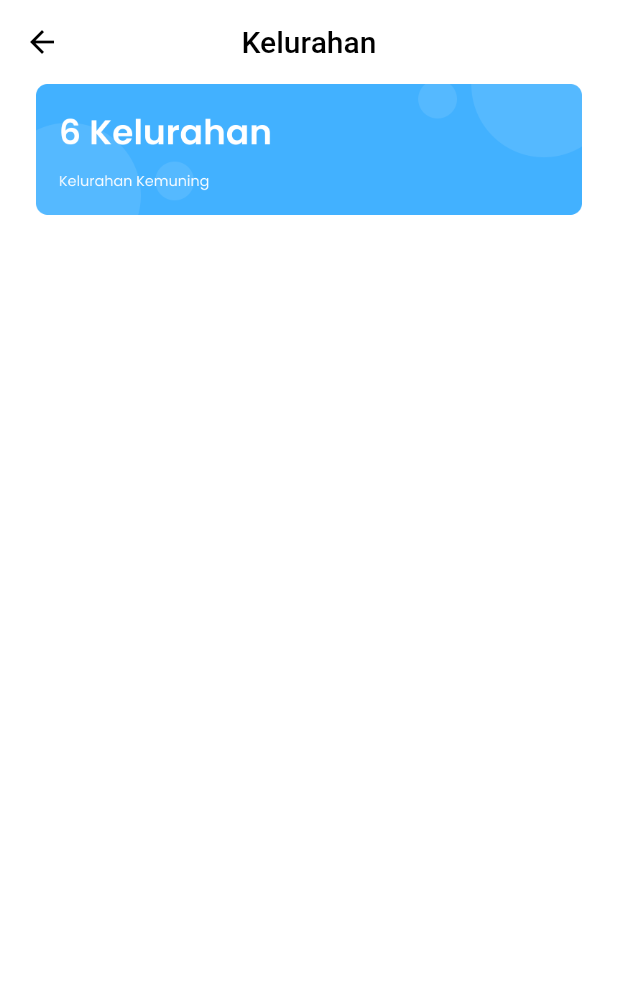
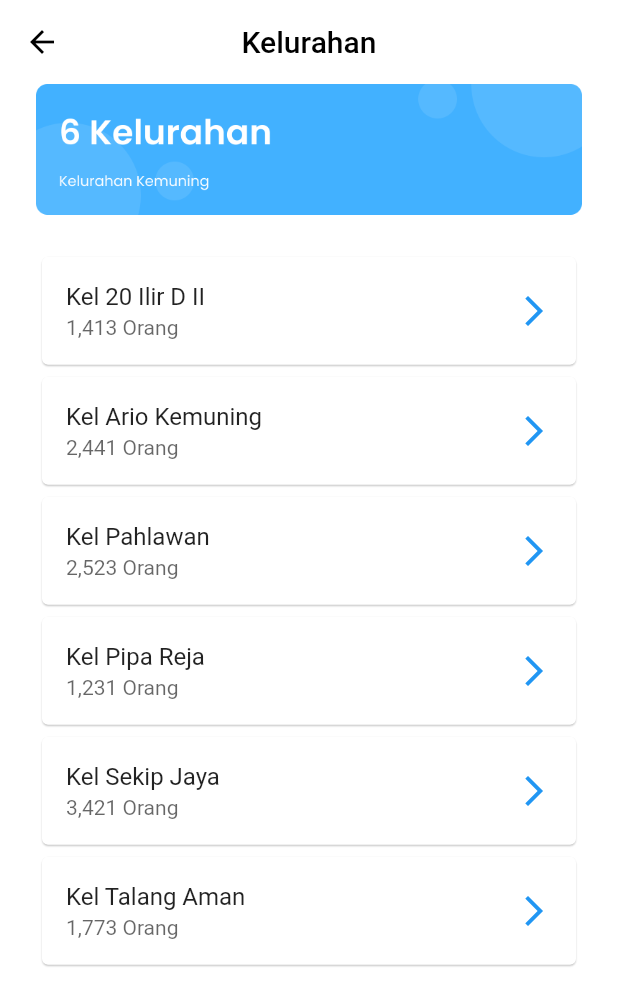
Before and after one commit to Husyam/E-Kemuning, a Flutter app: the detailskelurahan screen opened directly, on a phone screen of 412 x 824 dp. Shown: the top 1006 px of the screen. Run offline on Flutter 3.47's test engine with Material 2 defaults, Android fonts, the light colour scheme and no system bars; our stand-ins replace google_maps_flutter; missing offline and left inert: flutter_phone_direct_caller.

Commit message:
update kel

```diff
--- a/lib/Pages/Kelurahan_detail.dart
+++ b/lib/Pages/Kelurahan_detail.dart
@@ -38,35 +38,6 @@ class detailskelurahan extends StatelessWidget {
             left: 24.0,
           ),
           children: <Widget>[
-            // Column(
-            //   // mainAxisAlignment: MainAxisAlignment.center,
-            //   children: [
-            //     Container(
-            //       child: Row(
-            //         children: [
-            //           Container(
-            //             child: IconButton(
-            //               icon: const Icon(
-            //                 Icons.arrow_back,
-            //                 color: Colors.black,
-            //               ),
-            //               onPressed: () {
-            //                 Navigator.pop(context);
-            //               },
-            //             ),
-            //           ),
-            //           Container(
-            //             margin: EdgeInsets.only(left: 102),
-            //             child: const Text('Wilayah'),
-            //           ),
-            //         ],
-            //       ),
-            //     ),
-            //   ],
-            // ),
-            // SizedBox(
-            //   height: 16,
-            // ),
             Column(
               children: [
                 Container(
@@ -77,6 +48,133 @@ class detailskelurahan extends StatelessWidget {
                 SizedBox(
                   height: 24,
                 ),
+                Card(
+                  elevation: 0.5,
+                  clipBehavior: Clip.antiAlias,
+                  child: Column(
+                    children: [
+                      ListTile(
+                        //leading: Icon(Icons.arrow_drop_down_circle),
+                        title: const Text('Kel 20 Ilir D II'),
+                        subtitle: Text(
+                          '1,413 Orang',
+                          style: TextStyle(color: Colors.black.withOpacity(0.6)),
+                        ),
+                          trailing: Icon(
+                            Icons.arrow_forward_ios_outlined,
+                            size: 24.0,
+                            color: Colors.blue,
+                          )
+                      ),
+                    ],
+                  ),
+                ),
+                Card(
+                  elevation: 0.5,
+                  clipBehavior: Clip.antiAlias,
+                  child: Column(
+                    children: [
+                      ListTile(
+                        onTap: (){},
+                        //leading: Icon(Icons.arrow_drop_down_circle),
+                          title: const Text('Kel Ario Kemuning'),
+                          subtitle: Text(
+                            '2,441 Orang',
+                            style: TextStyle(color: Colors.black.withOpacity(0.6)),
+                          ),
+                          trailing: Icon(
+                            Icons.arrow_forward_ios_outlined,
+                            size: 24.0,
+                            color: Colors.blue,
+                          )
+                      ),
+                    ],
+                  ),
+                ),
+                Card(
+                  elevation: 0.5,
+                  clipBehavior: Clip.antiAlias,
+                  child: Column(
+                    children: [
+                      ListTile(
+                        //leading: Icon(Icons.arrow_drop_down_circle),
+                          title: const Text('Kel Pahlawan'),
+                          subtitle: Text(
+                            '2,523 Orang',
+                            style: TextStyle(color: Colors.black.withOpacity(0.6)),
+                          ),
+                          trailing: Icon(
+                            Icons.arrow_forward_ios_outlined,
+                            size: 24.0,
+                            color: Colors.blue,
+                          )
+                      ),
+                    ],
+                  ),
+                ),
+                Card(
+                  elevation: 0.5,
+                  clipBehavior: Clip.antiAlias,
+                  child: Column(
+                    children: [
+                      ListTile(
+                        //leading: Icon(Icons.arrow_drop_down_circle),
+                          title: const Text('Kel Pipa Reja'),
+                          subtitle: Text(
+                            '1,231 Orang',
+                            style: TextStyle(color: Colors.black.withOpacity(0.6)),
+                          ),
+                          trailing: Icon(
+                            Icons.arrow_forward_ios_outlined,
+                            size: 24.0,
+                            color: Colors.blue,
+                          )
+                      ),
+                    ],
+                  ),
+                ),
+                Card(
+                  elevation: 0.5,
+                  clipBehavior: Clip.antiAlias,
+                  child: Column(
+                    children: [
+                      ListTile(
+                        //leading: Icon(Icons.arrow_drop_down_circle),
+                          title: const Text('Kel Sekip Jaya'),
+                          subtitle: Text(
+                            '3,421 Orang',
+                            style: TextStyle(color: Colors.black.withOpacity(0.6)),
+                          ),
+                          trailing: Icon(
+                            Icons.arrow_forward_ios_outlined,
+                            size: 24.0,
+                            color: Colors.blue,
+                          )
+                      ),
+                    ],
+                  ),
+                ),
+                Card(
+                  elevation: 0.5,
+                  clipBehavior: Clip.antiAlias,
+                  child: Column(
+                    children: [
+                      ListTile(
+                        //leading: Icon(Icons.arrow_drop_down_circle),
+                          title: const Text('Kel Talang Aman'),
+                          subtitle: Text(
+                            '1,773 Orang',
+                            style: TextStyle(color: Colors.black.withOpacity(0.6)),
+                          ),
+                          trailing: Icon(
+                            Icons.arrow_forward_ios_outlined,
+                            size: 24.0,
+                            color: Colors.blue,
+                          )
+                      ),
+                    ],
+                  ),
+                ),
               ],
             ),
           ],
```
Also changed, not shown: lib/StackHome.dart (+70 -76 lines).
